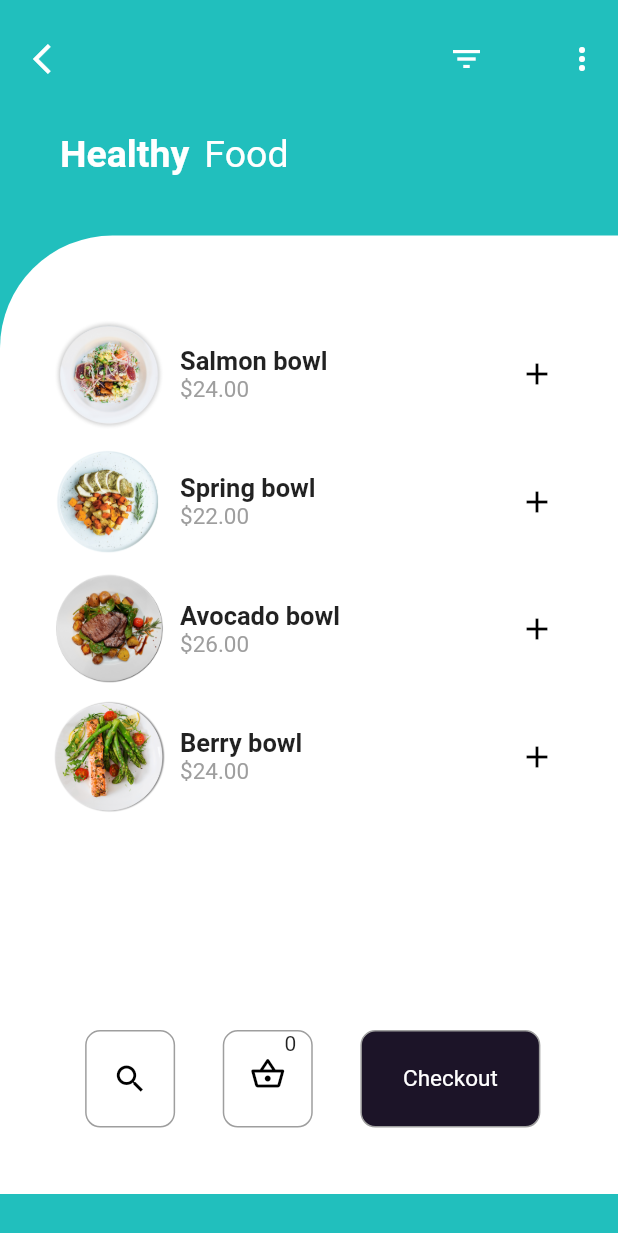
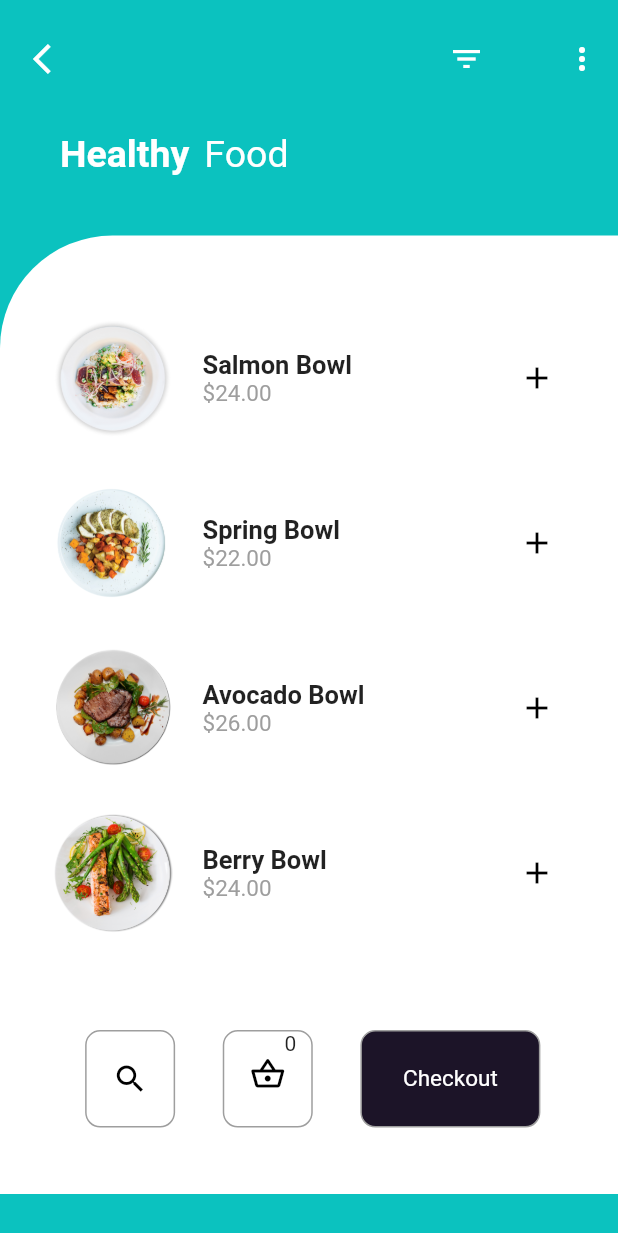
Before and after one commit to ChinmayShringi/Cart_Flutter_ui, a Flutter app: the screen it shows after launch, on a phone screen of 412 x 824 dp. Shown: the top 1233 px of the screen. Run offline on Flutter 3.47's test engine with Material 2 defaults, Android fonts, the phone set to English and light mode, and no system bars; Roboto replaces fonts that are missing (Montserrat); project files that could hold a hidden picture were left out.

```diff
--- a/lib/cart/prod_view.dart
+++ b/lib/cart/prod_view.dart
@@ -11,7 +11,7 @@ class _MyHomePageState extends State<MyHomePage> {
   @override
   Widget build(BuildContext context) {
     return Scaffold(
-      backgroundColor: Color(0xFF21BFBD),
+      backgroundColor: Color.fromRGBO(11, 194, 191, 1),
       body: ListView(
         children: <Widget>[
           Padding(
@@ -81,13 +81,22 @@ class _MyHomePageState extends State<MyHomePage> {
                     height: MediaQuery.of(context).size.height / 1.7,
                     child: ListView(children: [
                       _buildFoodItem(
-                          'assets/plate1.png', 'Salmon bowl', '\$24.00'),
+                          'assets/plate1.png', 'Salmon Bowl', '\$24.00'),
+                      SizedBox(
+                        height: 20,
+                      ),
                       _buildFoodItem(
-                          'assets/plate2.png', 'Spring bowl', '\$22.00'),
+                          'assets/plate2.png', 'Spring Bowl', '\$22.00'),
+                      SizedBox(
+                        height: 20,
+                      ),
                       _buildFoodItem(
-                          'assets/plate6.png', 'Avocado bowl', '\$26.00'),
+                          'assets/plate6.png', 'Avocado Bowl', '\$26.00'),
+                      SizedBox(
+                        height: 20,
+                      ),
                       _buildFoodItem(
-                          'assets/plate5.png', 'Berry bowl', '\$24.00')
+                          'assets/plate5.png', 'Berry Bowl', '\$24.00')
                     ]),
                   ),
                 ),
@@ -185,9 +194,9 @@ class _MyHomePageState extends State<MyHomePage> {
                       child: Image(
                           image: AssetImage(imgPath),
                           fit: BoxFit.cover,
-                          height: 75.0,
-                          width: 75.0)),
-                  SizedBox(width: 10.0),
+                          height: 80.0,
+                          width: 80.0)),
+                  SizedBox(width: 20.0),
                   Column(
                       crossAxisAlignment: CrossAxisAlignment.start,
                       children: [
```
Also changed, not shown: lib/cart/prod_detail.dart (+35 -14 lines), assets/Montserrat-Black.ttf (deleted), assets/Montserrat-BlackItalic.ttf (deleted), assets/Montserrat-Bold.ttf (deleted), assets/Montserrat-BoldItalic.ttf (deleted), assets/Montserrat-ExtraBold.ttf (deleted), assets/Montserrat-ExtraBoldItalic.ttf (deleted), assets/Montserrat-ExtraLight.ttf (deleted), assets/Montserrat-ExtraLightItalic.ttf (deleted), assets/Montserrat-Italic.ttf (deleted), assets/Montserrat-Light.ttf (deleted), assets/Montserrat-LightItalic.ttf (deleted), assets/Montserrat-Medium.ttf (deleted), assets/Montserrat-MediumItalic.ttf (deleted), 5 more files.
